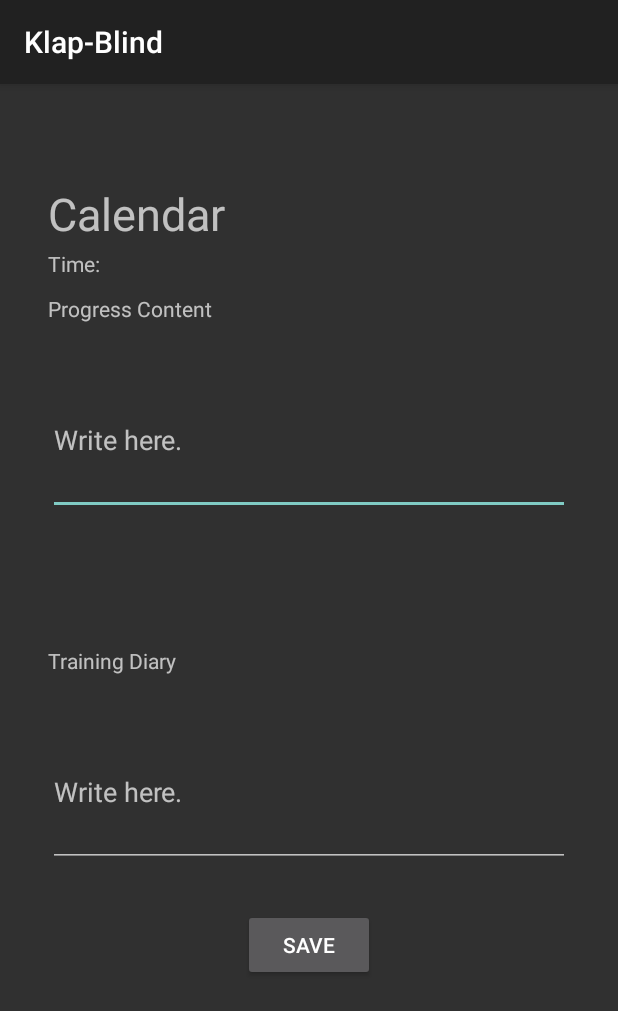
After one commit to zxver1000/Grow_App, an Android app: the BoardDetailActivity screen opened directly, with no data from a screen before it, on a phone screen of 412 x 824 dp. The commit adds this screen. Shown: the top 1011 px of the screen. Run offline under Robolectric (Android 15) with nearby library versions, the light colour scheme and no system bars; our stand-ins replace Room's generated code; 4 statements that could not run were skipped.

Commit message:
- add time

```diff
--- a/app/src/main/AndroidManifest.xml
+++ b/app/src/main/AndroidManifest.xml
@@ -29,6 +29,9 @@
         <activity
             android:name="Main.youtube.youtubeplayerActivity"
             android:configChanges="orientation|screenSize|keyboardHidden|smallestScreenSize|screenLayout"
+            android:exported="false" />
+        <activity
+            android:name=".BoardDetailActivity"
             android:exported="false" />
         <activity
             android:name="Main.resultPose.ResultActivity"
--- /dev/null
+++ b/app/src/main/java/com/example/vision_exam/BoardDAO.kt
@@ -0,0 +1,21 @@
+package com.example.vision_exam
+
+import androidx.room.Dao
+import androidx.room.Insert
+import androidx.room.OnConflictStrategy
+import androidx.room.Query
+import javax.inject.Qualifier
+
+@Dao
+interface BoardDAO {
+
+    @Query("select * from board_table where year=:year and month=:month and day=:day")
+    suspend fun getTrainingInfo(year: Int, month: Int, day:Int): List<CalendarInfo>
+
+    @Insert(onConflict = OnConflictStrategy.REPLACE)
+    suspend fun insert(calendarInfo: CalendarInfo)
+
+    @Query("delete from board_table")
+    suspend fun deleteAll()
+
+}
--- /dev/null
+++ b/app/src/main/java/com/example/vision_exam/BoardDetailActivity.kt
@@ -0,0 +1,80 @@
+package com.example.vision_exam
+
+import androidx.appcompat.app.AppCompatActivity
+import android.os.Bundle
+import android.util.Log
+import android.widget.Button
+import android.widget.EditText
+import android.widget.TextView
+import android.widget.Toast
+import kotlinx.coroutines.CoroutineScope
+import kotlinx.coroutines.Dispatchers
+import kotlinx.coroutines.launch
+import kotlinx.coroutines.withContext
+import kotlin.coroutines.CoroutineContext
+
+class BoardDetailActivity : AppCompatActivity() {
+
+    companion object{
+        const val TAG = "BoardDetailActivity"
+    }
+
+    private lateinit var curCalendarInfo: CalendarInfo
+    private lateinit var db: BoardRoomDatabase
+    private val saveBtn : Button by lazy {
+        findViewById(R.id.save_btn)
+    }
+    private val taskContentEditText: EditText by lazy {
+        findViewById(R.id.task_content)
+    }
+    private val diaryContentEditText: EditText by lazy {
+        findViewById(R.id.diary_content)
+    }
+    private val time_content: TextView by lazy {
+        findViewById(R.id.time_content)
+    }
+
+    override fun onCreate(savedInstanceState: Bundle?) {
+        super.onCreate(savedInstanceState)
+        setContentView(R.layout.activity_board_detail)
+
+        db =  BoardRoomDatabase.getDatabase(this)
+        initIntent()
+    }
+
+    private fun initIntent() {
+        curCalendarInfo = intent.getSerializableExtra("info") as CalendarInfo
+
+        CoroutineScope(Dispatchers.Main).launch {
+            var trainingInfo: List<CalendarInfo>
+            withContext(Dispatchers.IO){
+                trainingInfo = db.boardDao().getTrainingInfo(curCalendarInfo.year,curCalendarInfo.month,curCalendarInfo.day)
+            }
+            if (trainingInfo.isNotEmpty()){
+                Log.d(TAG, "initIntent: ${trainingInfo.toString()}")
+                taskContentEditText.setText(trainingInfo.last().trainingProgress)
+                diaryContentEditText.setText(trainingInfo.last().trainingDiary)
+                time_content.setText("${trainingInfo.last().minute}분")
+                curCalendarInfo.minute=trainingInfo.last().minute
+            }
+        }
+
+
+        saveBtn.setOnClickListener {
+            if (taskContentEditText.text.toString().isEmpty() || diaryContentEditText.text.toString().isEmpty()){
+                Toast.makeText(this@BoardDetailActivity, "Fill in the blanks~!!", Toast.LENGTH_SHORT).show()
+            }else{
+                curCalendarInfo.trainingDiary = diaryContentEditText.text.toString()
+                curCalendarInfo.trainingProgress = taskContentEditText.text.toString()
+                CoroutineScope(Dispatchers.IO).launch {
+                    db.boardDao().insert(curCalendarInfo)
+                }
+                Toast.makeText(this@BoardDetailActivity, "Saved~!!", Toast.LENGTH_SHORT).show()
+                finish()
+            }
+        }
+
+        Log.e(TAG, "initIntent: ${curCalendarInfo}", )
+
+    }
+}
--- /dev/null
+++ b/app/src/main/java/com/example/vision_exam/BoardRoomDatabase.kt
@@ -0,0 +1,27 @@
+package com.example.vision_exam
+
+import android.content.Context
+import androidx.room.Database
+import androidx.room.Room
+import androidx.room.RoomDatabase
+
+@Database(entities = arrayOf(CalendarInfo::class), version = 1, exportSchema = false)
+abstract class BoardRoomDatabase: RoomDatabase() {
+
+    abstract fun boardDao(): BoardDAO
+
+    companion object{
+        @Volatile
+        private var instance: BoardRoomDatabase? = null
+        fun getDatabase(context: Context): BoardRoomDatabase{
+            return instance?: synchronized(this){
+                instance = Room.databaseBuilder(
+                    context,
+                    BoardRoomDatabase::class.java,
+                    "board_database"
+                ).build()
+                instance!!
+            }
+        }
+    }
+}
--- a/app/src/main/java/com/example/vision_exam/StartActivity.kt
+++ b/app/src/main/java/com/example/vision_exam/StartActivity.kt
@@ -42,6 +42,7 @@ class StartActivity : AppCompatActivity() {
         super.onCreate(savedInstanceState)
         setContentView(R.layout.activity_start)
 
+        /*
         var store= FirebaseFirestore.getInstance()
 
         store.collection("종강").get().addOnSuccessListener {
@@ -59,7 +60,7 @@ class StartActivity : AppCompatActivity() {
             "last" to "Turing",
             "born" to 1912
         )
-        store.collection("이름").add(user)
+        store.collection("이름").add(user)*/
 
 
         if (!allRuntimePermissionsGranted()) {
--- /dev/null
+++ b/app/src/main/res/layout/activity_board_detail.xml
@@ -0,0 +1,96 @@
+<?xml version="1.0" encoding="utf-8"?>
+<androidx.constraintlayout.widget.ConstraintLayout xmlns:android="http://schemas.android.com/apk/res/android"
+    xmlns:app="http://schemas.android.com/apk/res-auto"
+    xmlns:tools="http://schemas.android.com/tools"
+    android:layout_width="match_parent"
+    android:layout_height="match_parent"
+    tools:context=".BoardDetailActivity">
+
+
+    <TextView
+        android:id="@+id/calendar_title"
+        android:layout_width="match_parent"
+        android:layout_height="wrap_content"
+        android:layout_marginStart="32dp"
+        android:layout_marginTop="32dp"
+        android:text="Calendar"
+        android:textSize="30sp"
+        app:layout_constraintBottom_toTopOf="@+id/task"
+        app:layout_constraintStart_toStartOf="parent"
+        app:layout_constraintTop_toTopOf="parent" />
+
+    <TextView
+        android:id="@+id/time_title"
+        android:layout_width="wrap_content"
+        android:layout_height="wrap_content"
+        android:layout_marginStart="32dp"
+        android:layout_marginTop="110dp"
+        android:text="Time: "
+        app:layout_constraintStart_toStartOf="parent"
+        app:layout_constraintTop_toTopOf="parent" />
+
+    <TextView
+        android:id="@+id/time_content"
+        android:layout_width="wrap_content"
+        android:layout_height="wrap_content"
+        android:layout_marginStart="116dp"
+        android:layout_marginTop="108dp"
+        app:layout_constraintLeft_toRightOf="@+id/time_title"
+        app:layout_constraintStart_toStartOf="parent"
+        app:layout_constraintTop_toTopOf="parent"
+        tools:text="00분 00초" />
+
+    <TextView
+        android:id="@+id/task"
+        android:layout_width="wrap_content"
+        android:layout_height="wrap_content"
+        android:layout_marginStart="32dp"
+        android:layout_marginTop="140dp"
+        android:text="Progress Content"
+        app:layout_constraintStart_toStartOf="parent"
+        app:layout_constraintTop_toTopOf="parent" />
+
+    <EditText
+        android:id="@+id/task_content"
+        android:layout_width="match_parent"
+        android:layout_height="100dp"
+        android:layout_marginStart="32dp"
+        android:layout_marginEnd="32dp"
+        android:layout_marginTop="28dp"
+        android:ems="10"
+        android:hint="Write here."
+        app:layout_constraintStart_toStartOf="parent"
+        app:layout_constraintTop_toBottomOf="@+id/task" />
+
+    <TextView
+        android:id="@+id/diary"
+        android:layout_width="wrap_content"
+        android:layout_height="wrap_content"
+        android:layout_marginStart="32dp"
+        android:text="Training Diary"
+        app:layout_constraintBottom_toBottomOf="parent"
+        app:layout_constraintStart_toStartOf="parent"
+        app:layout_constraintTop_toTopOf="parent" />
+
+    <EditText
+        android:id="@+id/diary_content"
+        android:layout_width="match_parent"
+        android:layout_height="100dp"
+        android:layout_marginStart="32dp"
+        android:layout_marginEnd="32dp"
+        android:layout_marginTop="28dp"
+        android:ems="10"
+        android:hint="Write here."
+        app:layout_constraintStart_toStartOf="parent"
+        app:layout_constraintTop_toBottomOf="@+id/diary" />
+
+    <Button
+        android:id="@+id/save_btn"
+        android:layout_width="wrap_content"
+        android:layout_height="wrap_content"
+        app:layout_constraintTop_toBottomOf="@+id/diary_content"
+        app:layout_constraintLeft_toLeftOf="parent"
+        app:layout_constraintRight_toRightOf="parent"
+        android:layout_marginTop="28dp"
+        android:text="save"/>
+</androidx.constraintlayout.widget.ConstraintLayout>
```
Also changed, not shown: app/build.gradle (+13 -0 lines), app/src/main/java/Main/boardFragment.kt (+32 -2 lines), app/src/main/java/Main/youtube/youtubeplayerActivity.kt (+66 -4 lines), app/src/main/java/com/example/vision_exam/CalendarInfo.kt (added, +15 -0 lines), app/src/main/res/layout/fragment_board.xml (+21 -6 lines).
